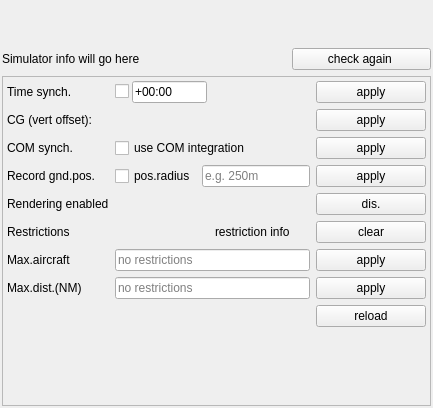
Before: the Qt Designer form src/blackgui/components/settingssimulatorcomponent.ui in swift-project/pilotclient, drawn with Qt 5.
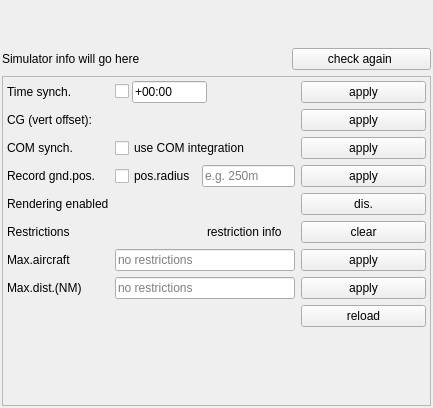
After: the same form once the commit is applied. Custom widgets are drawn as their Qt base class.

```diff
--- a/src/blackgui/components/settingssimulatorcomponent.ui
+++ b/src/blackgui/components/settingssimulatorcomponent.ui
@@ -65,15 +65,7 @@
       <bool>true</bool>
      </property>
      <widget class="QWidget" name="wi_Settings">
-      <property name="geometry">
-       <rect>
-        <x>0</x>
-        <y>0</y>
-        <width>427</width>
-        <height>328</height>
-       </rect>
-      </property>
-      <layout class="QGridLayout" name="gl_SimulatorSettings" columnstretch="0,0,0">
+      <layout class="QGridLayout" name="gl_SimulatorSettings" columnstretch="1,3,0">
        <property name="leftMargin">
         <number>4</number>
        </property>
@@ -102,6 +94,12 @@
        </item>
        <item row="8" column="2">
         <widget class="QPushButton" name="pb_ApplyMaxAircraft">
+         <property name="minimumSize">
+          <size>
+           <width>125</width>
+           <height>0</height>
+          </size>
+         </property>
          <property name="text">
           <string>apply</string>
          </property>
@@ -109,6 +107,12 @@
        </item>
        <item row="3" column="2">
         <widget class="QPushButton" name="pb_ApplyRecordOwnAircraftGnd">
+         <property name="minimumSize">
+          <size>
+           <width>125</width>
+           <height>0</height>
+          </size>
+         </property>
          <property name="text">
           <string>apply</string>
          </property>
@@ -192,6 +196,12 @@
        </item>
        <item row="0" column="2">
         <widget class="QPushButton" name="pb_ApplyTimeSync">
+         <property name="minimumSize">
+          <size>
+           <width>125</width>
+           <height>0</height>
+          </size>
+         </property>
          <property name="text">
           <string>apply</string>
          </property>
@@ -199,6 +209,12 @@
        </item>
        <item row="6" column="2">
         <widget class="QPushButton" name="pb_ClearRestrictedRendering">
+         <property name="minimumSize">
+          <size>
+           <width>125</width>
+           <height>0</height>
+          </size>
+         </property>
          <property name="text">
           <string>clear</string>
          </property>
@@ -213,6 +229,12 @@
        </item>
        <item row="1" column="2">
         <widget class="QPushButton" name="pb_ApplyCGSource">
+         <property name="minimumSize">
+          <size>
+           <width>125</width>
+           <height>0</height>
+          </size>
+         </property>
          <property name="text">
           <string>apply</string>
          </property>
@@ -220,6 +242,12 @@
        </item>
        <item row="4" column="2">
         <widget class="QPushButton" name="pb_DisableRendering">
+         <property name="minimumSize">
+          <size>
+           <width>125</width>
+           <height>0</height>
+          </size>
+         </property>
          <property name="toolTip">
           <string>disable all rendering</string>
          </property>
@@ -264,6 +292,12 @@
        </item>
        <item row="11" column="2">
         <widget class="QPushButton" name="pb_ApplyMaxDistance">
+         <property name="minimumSize">
+          <size>
+           <width>125</width>
+           <height>0</height>
+          </size>
+         </property>
          <property name="text">
           <string>apply</string>
          </property>
@@ -391,6 +425,12 @@
        </item>
        <item row="2" column="2">
         <widget class="QPushButton" name="pb_ApplyComSync">
+         <property name="minimumSize">
+          <size>
+           <width>125</width>
+           <height>0</height>
+          </size>
+         </property>
          <property name="text">
           <string>apply</string>
          </property>
@@ -408,6 +448,12 @@
        </item>
        <item row="12" column="2">
         <widget class="QPushButton" name="pb_Reload">
+         <property name="minimumSize">
+          <size>
+           <width>125</width>
+           <height>0</height>
+          </size>
+         </property>
          <property name="text">
           <string>reload</string>
          </property>
```
